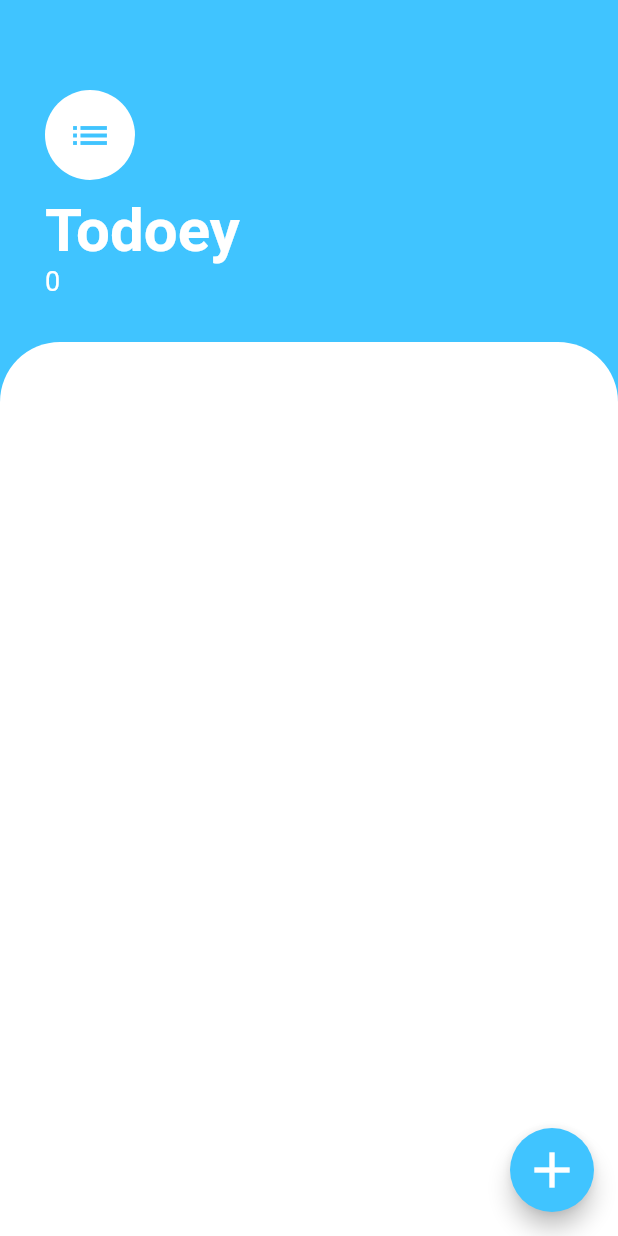
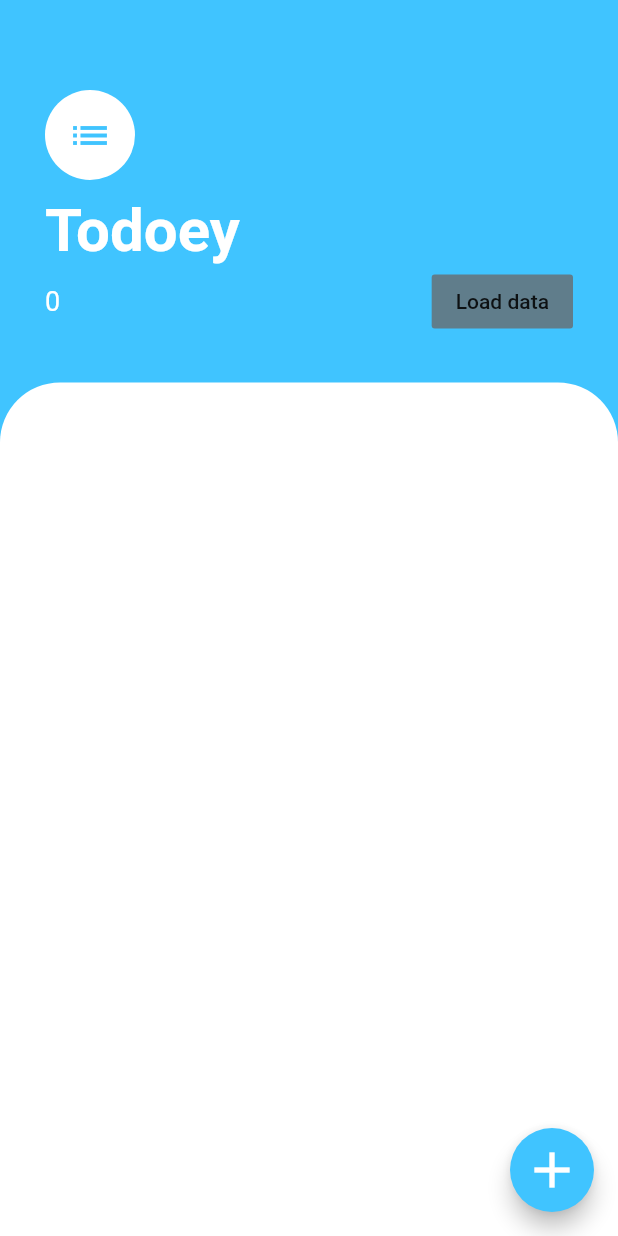
Before and after one commit to Mo-Foula/Todoey_flutter, a Flutter app: the screen it shows after launch, on a phone screen of 412 x 824 dp. Run offline on Flutter 3.47's test engine with Material 2 defaults, Android fonts, the phone set to English and light mode, and no system bars; drawn by our look-alikes of loading_overlay; our stand-ins replace shared_preferences.

Commit message:
works with a load button

```diff
--- a/lib/classes/Task.dart
+++ b/lib/classes/Task.dart
@@ -1,12 +1,12 @@
 import 'package:flutter/cupertino.dart';
 
 class Task {
-  final String TaskContent;
+  final String taskContent;
 
   bool isdone = false;
-  Task({@required this.TaskContent, this.isdone});
+  Task({@required this.taskContent, this.isdone});
 
-  void ToggleDone() {
+  void toggleDone() {
     isdone = !isdone;
   }
 }
--- a/lib/main.dart
+++ b/lib/main.dart
@@ -2,23 +2,10 @@ import 'package:flutter/material.dart';
 import 'package:provider/provider.dart';
 import 'screens/TaskScreen.dart';
 import 'classes/task_data.dart';
-import 'classes/Task.dart';
 
 void main() => runApp(MyApp());
 
-class MyApp extends StatefulWidget {
-  @override
-  _MyAppState createState() => _MyAppState();
-}
-
-class _MyAppState extends State<MyApp> {
-  @override
-  void initState() {
-    // TODO: implement initState
-    super.initState();
-    TaskData().loadData();
-  }
-
+class MyApp extends StatelessWidget {
   @override
   Widget build(BuildContext context) {
     return ChangeNotifierProvider<TaskData>(
--- a/lib/screens/AddTaskScreen.dart
+++ b/lib/screens/AddTaskScreen.dart
@@ -6,7 +6,7 @@ class AddTaskScreen extends StatelessWidget {
   String myTask = "";
   void onAddFunction(String tsk) {}
 
-  TextEditingController texteditingcontroller = TextEditingController();
+  final TextEditingController texteditingcontroller = TextEditingController();
 
   @override
   Widget build(BuildContext context) {
@@ -55,7 +55,7 @@ class AddTaskScreen extends StatelessWidget {
               color: Colors.lightBlueAccent,
               onPressed: () {
                 if (myTask != "")
-                  Provider.of<TaskData>(context).addTask(myTask);
+                  Provider.of<TaskData>(context).addTask(myTask, false);
                 else
                   print(
                       'tasks number ${Provider.of<TaskData>(context).getTasks().length}');
--- a/lib/screens/TaskScreen.dart
+++ b/lib/screens/TaskScreen.dart
@@ -56,11 +56,24 @@ class TaskScreen extends StatelessWidget {
                         fontSize: 40,
                         fontWeight: FontWeight.w700),
                   ),
-                  Text(
-                    Provider.of<TaskData>(context, listen: true)
-                        .getNumberTasks()
-                        .toString(),
-                    style: TextStyle(color: Colors.white, fontSize: 18),
+                  Row(
+                    mainAxisAlignment: MainAxisAlignment.spaceBetween,
+                    children: <Widget>[
+                      Text(
+                        Provider.of<TaskData>(context, listen: true)
+                            .getNumberTasks()
+                            .toString(),
+                        style: TextStyle(color: Colors.white, fontSize: 18),
+                      ),
+                      FlatButton(
+                        onPressed: () async {
+                          await TaskData().loadData();
+                          Provider.of<TaskData>(context).update();
+                        },
+                        child: Text('Load data'),
+                        color: Colors.blueGrey,
+                      )
+                    ],
                   ),
                 ],
               ),
--- a/lib/widgets/task_list.dart
+++ b/lib/widgets/task_list.dart
@@ -13,7 +13,7 @@ class TaskList extends StatelessWidget {
             return TaskListTile(
               // task: taskdatainstance.getTasks()[index].TaskContent,
               task:
-                  Provider.of<TaskData>(context).getTasks()[index].TaskContent,
+                  Provider.of<TaskData>(context).getTasks()[index].taskContent,
               myval: Provider.of<TaskData>(context).getTasks()[index].isdone,
               onChangedFunction: () {
                 taskdatainstance.toggleDone(taskdatainstance.getTasks()[index]);
--- a/lib/widgets/task_tile.dart
+++ b/lib/widgets/task_tile.dart
@@ -1,6 +1,4 @@
 import 'package:flutter/material.dart';
-import 'package:provider/provider.dart';
-import 'package:todoey_flutter/classes/task_data.dart';
 
 class TaskListTile extends StatelessWidget {
   final String task;
```
Also changed, not shown: lib/classes/task_data.dart (+54 -13 lines).
